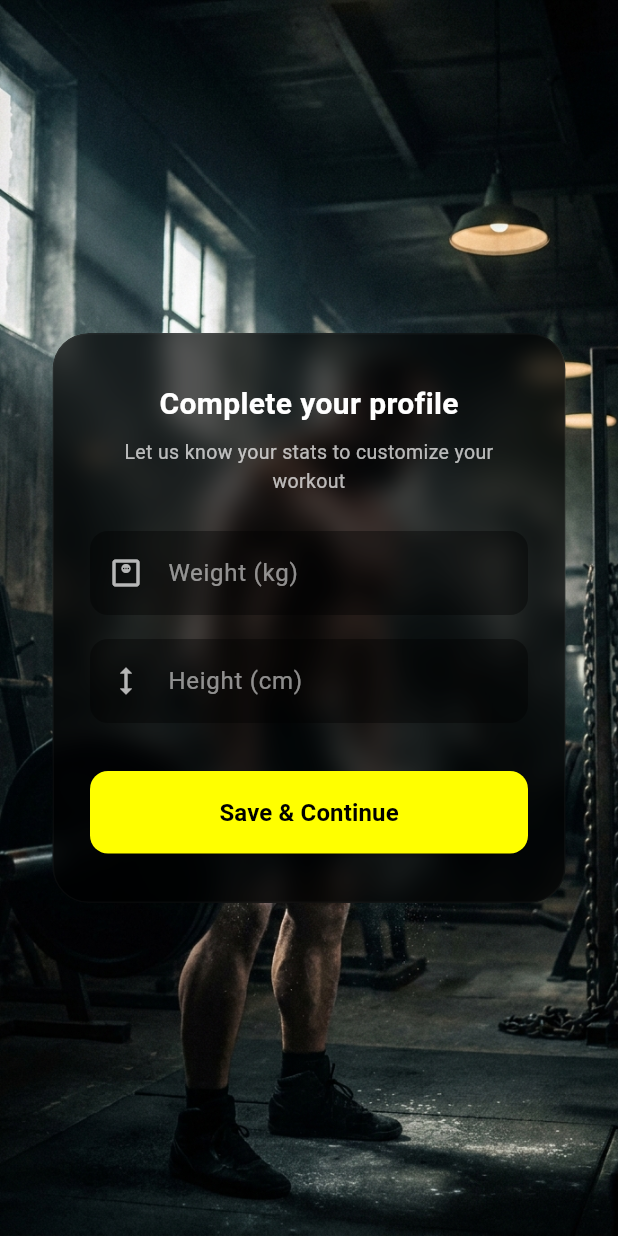
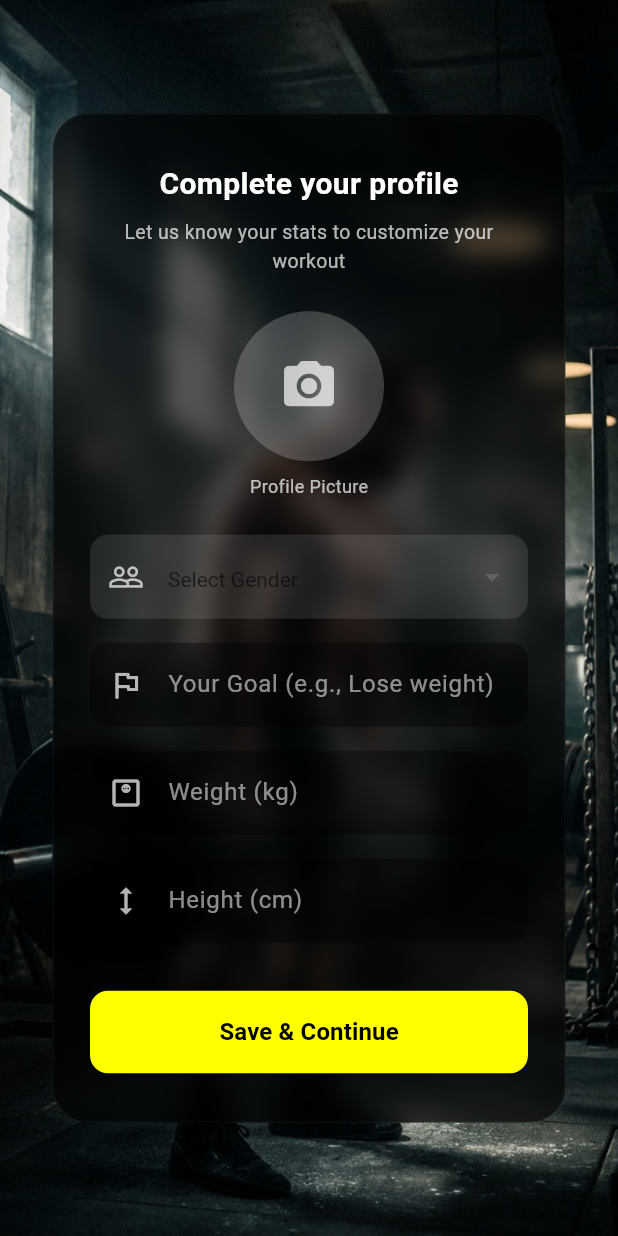
Before and after one commit to coregym-dev/core_gym_projectDepi, a Flutter app: the UserMetricsPage widget shown alone on an empty page, opened directly, on a phone screen of 412 x 824 dp. Run offline on Flutter 3.47's test engine with Material 3 defaults, Android fonts, the phone set to English and light mode, and no system bars; our stand-ins replace bloc, cached_network_image, dartz, flutter_animate, flutter_bloc, flutter_screenutil and 7 more; missing offline and left inert: flutter_facebook_auth; accounts and stored records are empty; network calls fail.

Commit message:
Implement profile completion features including image upload, gender, and goal

```diff
--- a/lib/features/auth/data/datasources/user_remote_data_source.dart
+++ b/lib/features/auth/data/datasources/user_remote_data_source.dart
@@ -1,4 +1,6 @@
 // lib/features/users/data/datasources/user_remote_data_source.dart
+import 'dart:io';
+
 import 'package:flutter_coffee/core/errors/excepetions.dart';
 import 'package:supabase_flutter/supabase_flutter.dart';
 import '../models/user_model.dart';
@@ -6,25 +8,34 @@ import '../models/user_model.dart';
 abstract class UserRemoteDataSource {
   Future<void> createUserProfile(UserModel user);
   Future<UserModel> getUserProfile(String uid);
-  Future<void> updateUserMetrics(String uid, double height, double weight);
+  Future<void> updateUserMetrics(
+    String uid,
+    double height,
+    double weight,
+    String goal,
+    String gender,
+    File? imageFile,
+  );
 }
 
 class UserRemoteDataSourceImpl implements UserRemoteDataSource {
   final SupabaseClient supabaseClient;
 
   UserRemoteDataSourceImpl(this.supabaseClient);
-
   @override
   Future<void> createUserProfile(UserModel user) async {
     try {
-      await supabaseClient.from('users').upsert({
+      await supabaseClient.from('profile').upsert({
         'id': user.id,
         'email': user.email,
         'full_name': user.name,
         'phone': user.phone,
         'height': user.height,
         'weight': user.weight,
-        'created_at': DateTime.now().toIso8601String(),
+        'goal': user.goal,
+        'gender': user.gender,
+        'current_system_id': user.currentSystemId,
+        'image_url': user.imageUrl,
       });
     } catch (e) {
       throw ServerException('Failed to save user data: $e');
@@ -35,7 +46,7 @@ class UserRemoteDataSourceImpl implements UserRemoteDataSource {
   Future<UserModel> getUserProfile(String uid) async {
     try {
       final response = await supabaseClient
-          .from('users')
+          .from('profile')
           .select()
           .eq('id', uid)
           .single();
@@ -45,13 +56,48 @@ class UserRemoteDataSourceImpl implements UserRemoteDataSource {
       throw ServerException('Failed to fetch user data: $e');
     }
   }
+
   @override
-  Future<void> updateUserMetrics(String uid, double height, double weight) async {
+  Future<void> updateUserMetrics(
+    String uid,
+    double height,
+    double weight,
+    String goal,
+    String gender,
+    File? imageFile,
+  ) async {
     try {
-      await supabaseClient.from('users').update({
+      String? imageUrl;
+
+      if (imageFile != null) {
+        final imageExtension = imageFile.path.split('.').last;
+        final imagePath = '$uid/profile.$imageExtension';
+
+        await supabaseClient.storage
+            .from('avatars')
+            .upload(
+              imagePath,
+              imageFile,
+              fileOptions: const FileOptions(upsert: true),
+            );
+
+        imageUrl = supabaseClient.storage
+            .from('avatars')
+            .getPublicUrl(imagePath);
+      }
+
+      final updateData = {
         'height': height,
         'weight': weight,
-      }).eq('id', uid);
+        'goal': goal,
+        'gender': gender,
+      };
+
+      if (imageUrl != null) {
+        updateData['image_url'] = imageUrl;
+      }
+
+      await supabaseClient.from('profile').update(updateData).eq('id', uid);
     } catch (e) {
       throw ServerException('Failed to update user metrics: $e');
     }
--- a/lib/features/auth/data/models/user_model.dart
+++ b/lib/features/auth/data/models/user_model.dart
@@ -2,18 +2,40 @@ import 'package:flutter_coffee/features/auth/domain/entiteis/userentitey.dart';
 import 'package:supabase_flutter/supabase_flutter.dart';
 
 class UserModel extends UserEntity {
-  UserModel({super.id, super.name, super.email, super.phone, super.height, super.weight});
+  UserModel({
+    required super.id,
+    required super.name,
+    required super.email,
+    required super.phone,
+    super.height,
+    super.weight,
+    super.goal,
+    super.gender,
+    super.currentSystemId,
+    super.imageUrl, // ضفناه هنا
+  });
 
+  // قراءة البيانات من جدول profile
   factory UserModel.fromJson(Map<String, dynamic> json) {
     return UserModel(
-      id: json['id'],
-      name: json['full_name'],
-      email: json['email'],
-      phone: json['phone'],
-      height: json['height'] != null ? (json['height'] as num).toDouble() : null,
-      weight: json['weight'] != null ? (json['weight'] as num).toDouble() : null,
+      id: json['id'] ?? json['user_id'] ?? '',
+      name: json['full_name'] ?? '',
+      email: json['email'] ?? '',
+      phone: json['phone'] ?? '',
+      height: json['height'] != null
+          ? (json['height'] as num).toDouble()
+          : null,
+      weight: json['weight'] != null
+          ? (json['weight'] as num).toDouble()
+          : null,
+      goal: json['goal'],
+      gender: json['gender'],
+      currentSystemId: json['current_system_id'],
+      imageUrl: json['image_url'], // بيقرأ مسار الصورة من الداتابيز
     );
   }
+
+  // قراءة البيانات وقت التسجيل لأول مرة (من المصادقة)
   factory UserModel.fromSupabaseUser(User user) {
     return UserModel(
       id: user.id,
@@ -22,9 +44,14 @@ class UserModel extends UserEntity {
       phone: user.userMetadata?['phone'] ?? '',
       height: user.userMetadata?['height']?.toDouble(),
       weight: user.userMetadata?['weight']?.toDouble(),
+      goal: user.userMetadata?['goal'],
+      gender: user.userMetadata?['gender'],
+      currentSystemId: user.userMetadata?['current_system_id'],
+      imageUrl: user.userMetadata?['image_url'], // بيقرأ مسار الصورة
     );
   }
 
+  // رفع البيانات للداتابيز
   Map<String, dynamic> toJson() {
     return {
       'id': id,
@@ -33,6 +60,10 @@ class UserModel extends UserEntity {
       'phone': phone,
       'height': height,
       'weight': weight,
+      'goal': goal,
+      'gender': gender,
+      'current_system_id': currentSystemId,
+      'image_url': imageUrl,
     };
   }
 }
--- a/lib/features/auth/data/repositories/auth.repository_impl.dart
+++ b/lib/features/auth/data/repositories/auth.repository_impl.dart
@@ -1,3 +1,5 @@
+import 'dart:io';
+
 import 'package:dartz/dartz.dart';
 import 'package:flutter_coffee/core/errors/auth_failure.dart';
 import 'package:flutter_coffee/core/errors/excepetions.dart';
@@ -226,16 +228,27 @@ class AuthRepositoryImpl implements AuthRepository {
     required String uid,
     required double height,
     required double weight,
+    required String goal,
+    required String gender,
+    File? imageFile,
   }) async {
     try {
-      await userRemoteDataSource.updateUserMetrics(uid, height, weight);
-      return right(null);
+      await userRemoteDataSource.updateUserMetrics(
+        uid,
+        height,
+        weight,
+        goal,
+        gender,
+        imageFile,
+      );
+
+      return right(null); // نجاح
     } on ServerException catch (e) {
       return left(AuthFailure(e.message));
     } on CacheException catch (e) {
       return left(AuthFailure(e.message));
     } catch (e) {
-      return left(AuthFailure(e.toString()));
+      return left(const AuthFailure('حدث خطأ غير متوقع أثناء حفظ البيانات.'));
     }
   }
 }
--- a/lib/features/auth/domain/repositories/auth.repository.dart
+++ b/lib/features/auth/domain/repositories/auth.repository.dart
@@ -1,3 +1,5 @@
+import 'dart:io';
+
 import 'package:dartz/dartz.dart';
 import 'package:flutter_coffee/core/errors/auth_failure.dart';
 import 'package:flutter_coffee/features/auth/domain/entiteis/userentitey.dart';
@@ -28,5 +30,8 @@ abstract class AuthRepository {
     required String uid,
     required double height,
     required double weight,
+    required String goal,
+    required String gender,
+    File? imageFile,
   });
 }
--- a/lib/features/auth/domain/usecases/user_metrics_use_case.dart
+++ b/lib/features/auth/domain/usecases/user_metrics_use_case.dart
@@ -1,3 +1,5 @@
+import 'dart:io';
+
 import 'package:dartz/dartz.dart';
 import '../../../../core/errors/failures.dart';
 import '../repositories/auth.repository.dart';
@@ -12,6 +14,9 @@ class UpdateMetricsUseCase {
       uid: params.uid,
       height: params.height,
       weight: params.weight,
+      goal: params.goal,
+      gender: params.gender,
+      imageFile: params.imageFile,
     );
   }
 }
@@ -20,10 +25,16 @@ class UpdateMetricsParams {
   final String uid;
   final double height;
   final double weight;
+  final String goal;
+  final String gender;
+  final File? imageFile;
 
   UpdateMetricsParams({
     required this.uid,
     required this.height,
     required this.weight,
+    required this.goal,
+    required this.gender,
+    this.imageFile,
   });
 }
--- a/lib/features/auth/presentation/cubit/auth_cubit.dart
+++ b/lib/features/auth/presentation/cubit/auth_cubit.dart
@@ -1,3 +1,5 @@
+import 'dart:io';
+
 import 'package:flutter_bloc/flutter_bloc.dart';
 import 'package:flutter_coffee/features/auth/domain/usecases/sign_up_with_email_and_password_use_case.dart';
 import 'package:flutter_coffee/features/auth/domain/usecases/user_metrics_use_case.dart';
@@ -132,6 +134,9 @@ class AuthCubit extends Cubit<AuthState> {
   Future<void> updateUserMetrics({
     required double weight,
     required double height,
+    required String goal,
+    required String gender,
+    File? imageFile,
   }) async {
     emit(AuthLoading());
     try {
@@ -143,10 +148,16 @@ class AuthCubit extends Cubit<AuthState> {
         },
         (user) async {
           final result = await updateMetricsUseCase(
-            UpdateMetricsParams(uid: user!.id!, height: height, weight: weight),
+            UpdateMetricsParams(
+              uid: user!.id,
+              height: height,
+              weight: weight,
+              goal: goal,
+              gender: gender,
+              imageFile: imageFile,
+            ),
           );
 
-          // 3. نتعامل مع نتيجة التحديث
           result.fold(
             (failure) => emit(AuthError(failure.errMessage)),
             (_) => emit(AuthMetricsUpdatedSuccessfully()),
@@ -154,7 +165,7 @@ class AuthCubit extends Cubit<AuthState> {
         },
       );
     } catch (e) {
-      emit(AuthError(e.toString()));
+      emit(AuthError("حدث خطأ غير متوقع أثناء الحفظ."));
     }
   }
 }
--- a/lib/features/auth/presentation/pages/user_metrics_page.dart
+++ b/lib/features/auth/presentation/pages/user_metrics_page.dart
@@ -1,5 +1,7 @@
+import 'dart:io';
 import 'package:flutter/material.dart';
 import 'package:flutter_bloc/flutter_bloc.dart';
+import 'package:image_picker/image_picker.dart';
 import 'package:flutter_coffee/features/auth/presentation/cubit/auth_cubit.dart';
 import 'package:flutter_coffee/features/auth/presentation/cubit/auth_state.dart';
 import 'package:flutter_coffee/features/auth/presentation/pages/home.dart';
@@ -18,13 +20,30 @@ class UserMetricsPage extends StatefulWidget {
 class _UserMetricsPageState extends State<UserMetricsPage> {
   final TextEditingController _weightController = TextEditingController();
   final TextEditingController _heightController = TextEditingController();
+  final TextEditingController _goalController =
+      TextEditingController(); // حقل الهدف
+
+  String? _selectedGender;
+  File? _imageFile;
   final GlobalKey<FormState> _formKey = GlobalKey<FormState>();
 
   @override
   void dispose() {
     _weightController.dispose();
     _heightController.dispose();
+    _goalController.dispose();
     super.dispose();
+  }
+
+  Future<void> _pickImage() async {
+    final pickedFile = await ImagePicker().pickImage(
+      source: ImageSource.gallery,
+    );
+    if (pickedFile != null) {
+      setState(() {
+        _imageFile = File(pickedFile.path);
+      });
+    }
   }
 
   @override
@@ -35,7 +54,6 @@ class _UserMetricsPageState extends State<UserMetricsPage> {
           key: _formKey,
           child: BlocConsumer<AuthCubit, AuthState>(
             listener: (context, state) {
-              // 2. معالجة حالة الخطأ
               if (state is AuthError) {
                 ScaffoldMessenger.of(context).showSnackBar(
                   SnackBar(
@@ -77,6 +95,76 @@ class _UserMetricsPageState extends State<UserMetricsPage> {
                     ),
                     const SizedBox(height: 24),
 
+                    GestureDetector(
+                      onTap: _pickImage,
+                      child: CircleAvatar(
+                        radius: 50,
+                        backgroundColor: Colors.white.withOpacity(0.2),
+                        backgroundImage: _imageFile != null
+                            ? FileImage(_imageFile!)
+                            : null,
+                        child: _imageFile == null
+                            ? const Icon(
+                                Icons.camera_alt,
+                                size: 40,
+                                color: Colors.white70,
+                              )
+                            : null,
+                      ),
+                    ),
+                    const SizedBox(height: 8),
+                    const Text(
+                      'Profile Picture',
+                      style: TextStyle(color: Colors.white70, fontSize: 12),
+                    ),
+                    const SizedBox(height: 24),
+
+                    // ---- حقل النوع (Gender) ----
+                    DropdownButtonFormField<String>(
+                      value: _selectedGender,
+                      decoration: InputDecoration(
+                        filled: true,
+                        fillColor: Colors.white.withOpacity(0.1),
+                        hintText: 'Select Gender',
+                        hintStyle: const TextStyle(color: Colors.white54),
+                        prefixIcon: const Icon(
+                          Icons.people_outline,
+                          color: Colors.white70,
+                        ),
+                        border: OutlineInputBorder(
+                          borderRadius: BorderRadius.circular(12),
+                          borderSide: BorderSide.none,
+                        ),
+                      ),
+                      dropdownColor: const Color(0xFF2C2C2C),
+                      style: const TextStyle(color: Colors.white),
+                      items: const [
+                        DropdownMenuItem(value: 'Male', child: Text('Male')),
+                        DropdownMenuItem(
+                          value: 'Female',
+                          child: Text('Female'),
+                        ),
+                      ],
+                      onChanged: (value) {
+                        setState(() {
+                          _selectedGender = value;
+                        });
+                      },
+                      validator: (value) =>
+                          value == null ? 'Please select your gender' : null,
+                    ),
+                    const SizedBox(height: 16),
+
+                    // ---- حقل الهدف (Goal) ----
+                    CustomAuthField(
+                      controller: _goalController,
+                      validator: (value) =>
+                          value!.isEmpty ? 'Enter your goal' : null,
+                      hintText: 'Your Goal (e.g., Lose weight)',
+                      prefixIcon: Icons.flag_outlined,
+                    ),
+                    const SizedBox(height: 16),
+
                     CustomAuthField(
                       controller: _weightController,
                       validator: (value) =>
@@ -110,6 +198,9 @@ class _UserMetricsPageState extends State<UserMetricsPage> {
                           context.read<AuthCubit>().updateUserMetrics(
                             weight: weight,
                             height: height,
+                            goal: _goalController.text,
+                            gender: _selectedGender!,
+                            imageFile: _imageFile,
                           );
                         }
                       },
--- a/pubspec.yaml
+++ b/pubspec.yaml
@@ -43,7 +43,7 @@ dependencies:
   youtube_player_flutter: ^10.0.1
   youtube_player_iframe: ^6.0.2
   video_player: ^2.11.1
-  image_picker: ^1.2.2
+  image_picker: ^1.2.3
   stop_watch_timer: ^3.2.2
   flutter_staggered_animations: ^1.1.1
   animated_text_kit: ^4.3.0
```
Also changed, not shown: lib/features/auth/domain/entiteis/userentitey.dart (+22 -5 lines), pubspec.lock.
